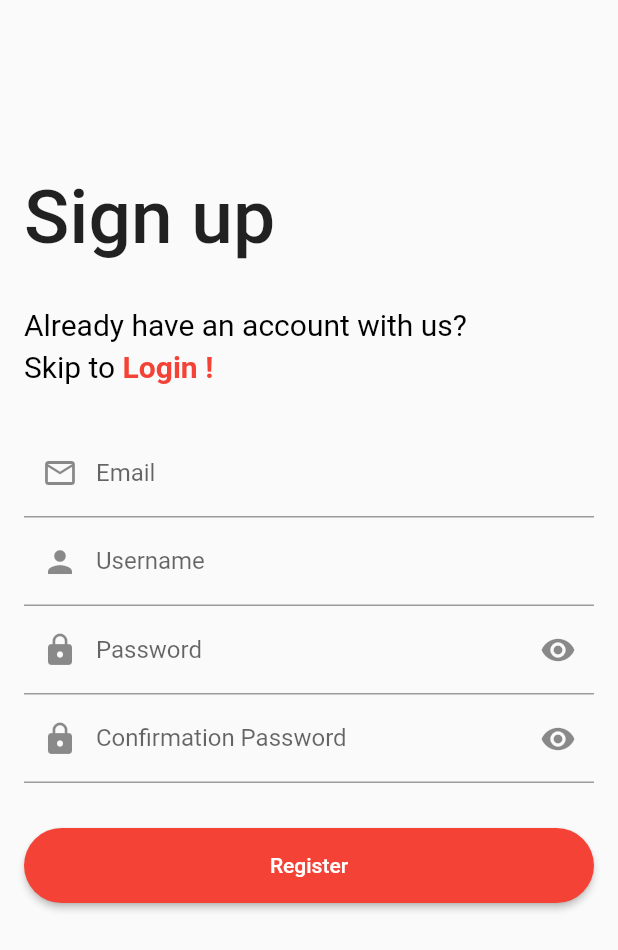
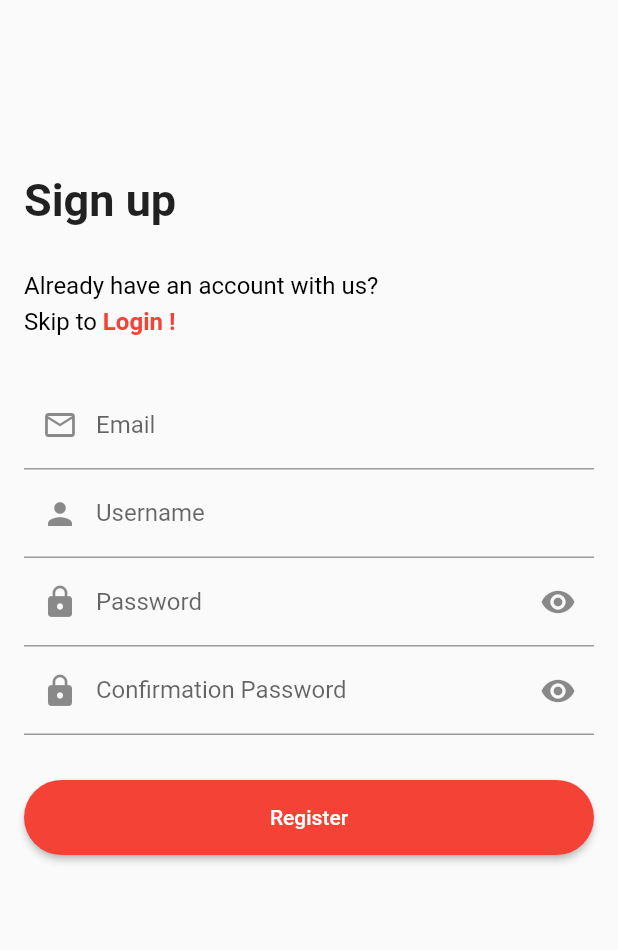
Before and after one commit to IEEE-DITU/form-creater-app, a Flutter app: the screen it shows after launch, on a phone screen of 412 x 824 dp. Shown: the top 950 px of the screen. Run offline on Flutter 3.47's test engine with Material 2 defaults, Android fonts, the phone set to English and light mode, and no system bars.

Commit message:
Minor fixes

```diff
--- a/lib/screens/signup_screen.dart
+++ b/lib/screens/signup_screen.dart
@@ -31,8 +31,8 @@ class _SignupScreenState extends State<SignupScreen> {
               const Text(
                 'Sign up',
                 style: TextStyle(
-                  fontSize: 50,
-                  fontWeight: FontWeight.w500,
+                  fontSize: 30,
+                  fontWeight: FontWeight.bold,
                 ),
               ),
               const SizedBox(
@@ -41,7 +41,7 @@ class _SignupScreenState extends State<SignupScreen> {
               const Text('Already have an account with us?',
                   style: TextStyle(
                     color: Colors.black,
-                    fontSize: 20,
+                    fontSize: 16,
                   )),
               const SizedBox(
                 height: 5,
@@ -52,14 +52,14 @@ class _SignupScreenState extends State<SignupScreen> {
                       const TextSpan(
                         text: 'Skip to ',
                         style: TextStyle(
-                          fontSize: 20,
+                          fontSize: 16,
                           color: Colors.black
                         )
                       ),
                       TextSpan(
                         text: 'Login !',
                         style: const TextStyle(
-                          fontSize: 20,
+                          fontSize: 16,
                           fontWeight: FontWeight.bold,
                           color: Colors.red
                         ),
```
Also changed, not shown: lib/screens/login_screen.dart (+4 -4 lines).
